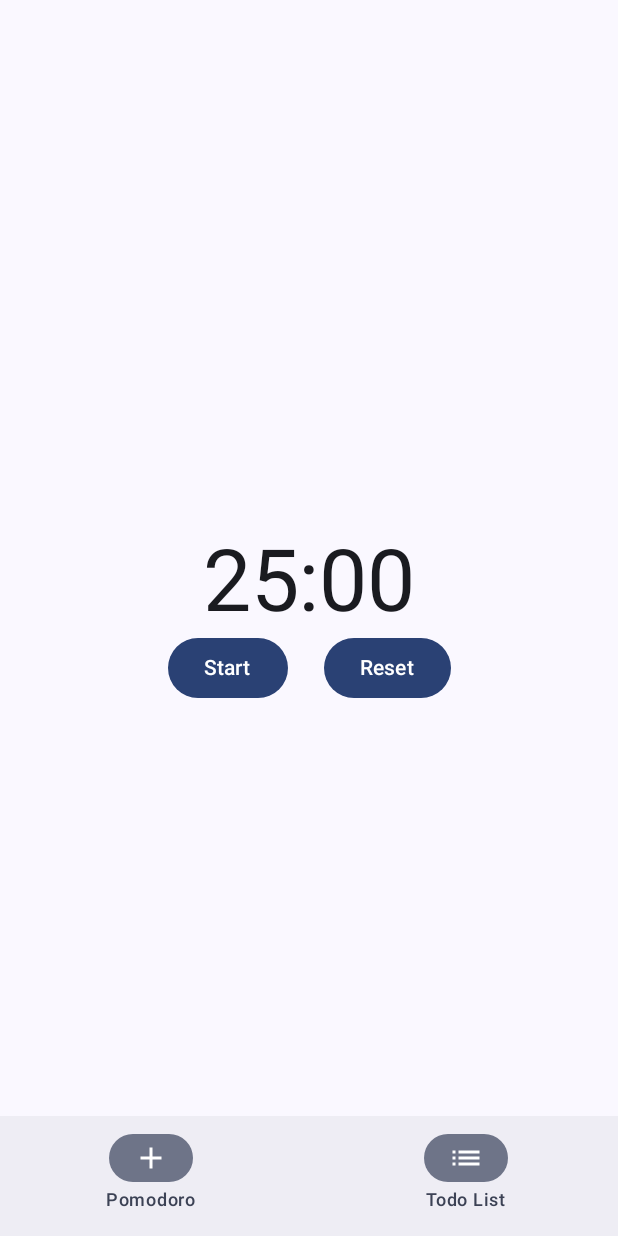
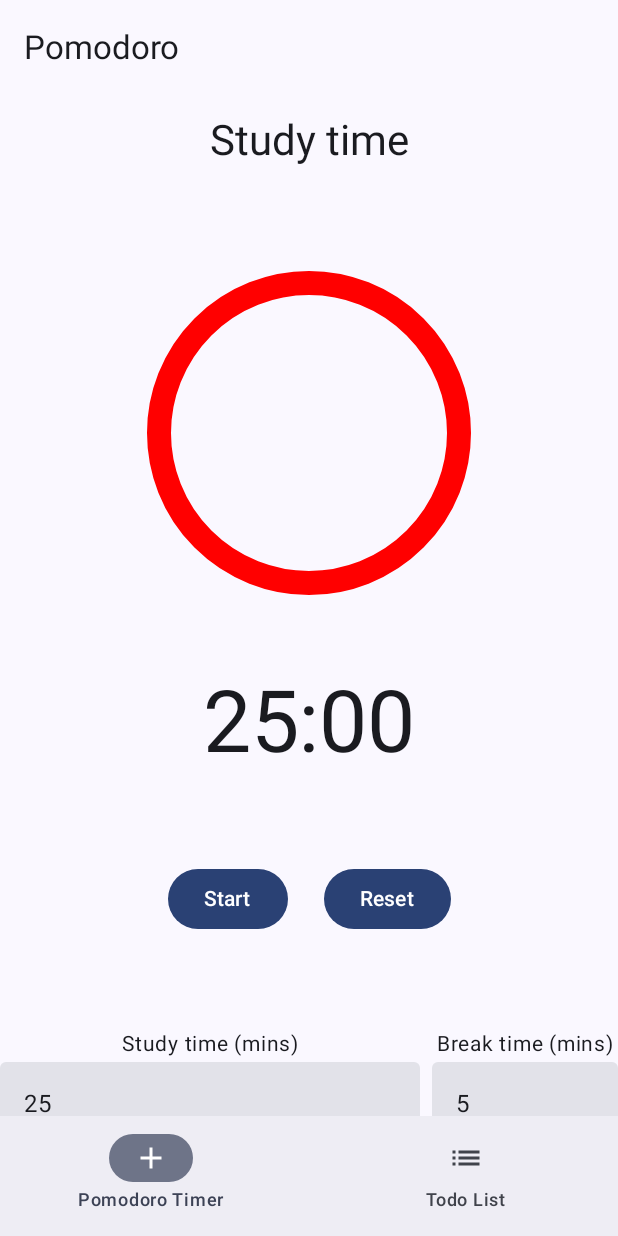
Before and after one commit to ellipticobj/studytimer, an Android app built with Jetpack Compose: the screen it shows after launch (MainActivity), on a phone screen of 412 x 824 dp. Run offline under Robolectric (Android 15) with nearby library versions, the phone set to English and light mode, and no system bars.

Commit message:
seperated them into different files + circle thingy that needs a ton of work and text fields that need styling

```diff
--- a/app/src/main/java/com/luna/studytimer/MainActivity.kt
+++ b/app/src/main/java/com/luna/studytimer/MainActivity.kt
@@ -5,32 +5,23 @@ import android.os.Bundle
 import androidx.activity.ComponentActivity
 import androidx.activity.compose.setContent
 import androidx.activity.enableEdgeToEdge
-import androidx.compose.foundation.layout.fillMaxSize
-import androidx.compose.foundation.layout.padding
+import androidx.compose.material.icons.Icons
+import androidx.compose.material.icons.filled.List
+import androidx.compose.material.icons.outlined.Add
+import androidx.compose.material3.ExperimentalMaterial3Api
+import androidx.compose.material3.Icon
+import androidx.compose.material3.NavigationBar
+import androidx.compose.material3.NavigationBarItem
 import androidx.compose.material3.Scaffold
 import androidx.compose.material3.Text
+import androidx.compose.material3.TopAppBar
 import androidx.compose.runtime.Composable
+import androidx.compose.runtime.getValue
 import androidx.compose.runtime.mutableStateOf
 import androidx.compose.runtime.remember
-import androidx.compose.ui.Modifier
+import androidx.compose.runtime.setValue
 import androidx.compose.ui.tooling.preview.Preview
 import com.luna.studytimer.ui.theme.StudytimerTheme
-import androidx.activity.compose.setContent
-import androidx.compose.foundation.layout.Arrangement
-import androidx.compose.foundation.layout.Column
-import androidx.compose.foundation.layout.Row
-import androidx.compose.foundation.layout.Spacer
-import androidx.compose.foundation.layout.width
-import androidx.compose.material.icons.Icons
-import androidx.compose.material.icons.filled.Add
-import androidx.compose.material.icons.filled.List
-import androidx.compose.material.icons.outlined.Add
-import androidx.compose.material3.*
-import androidx.compose.material3.MaterialTheme.typography
-import androidx.compose.runtime.*
-import androidx.compose.ui.Alignment
-import androidx.compose.ui.unit.dp
-import kotlinx.coroutines.delay
 
 class MainActivity : ComponentActivity() {
     override fun onCreate(savedInstanceState: Bundle?) {
@@ -48,11 +39,24 @@ enum class Tab {
     Pomodoro, TodoList
 }
 
+@OptIn(ExperimentalMaterial3Api::class)
 @SuppressLint("UnusedMaterial3ScaffoldPaddingParameter")
 @Composable
 fun AppContent() {
     var currentTab by remember { mutableStateOf(Tab.Pomodoro) }
     Scaffold(
+        topBar = {
+            TopAppBar(
+                title = {
+                    Text(
+                        text = when(currentTab) {
+                            Tab.Pomodoro -> "Pomodoro"
+                            Tab.TodoList -> "Todo List"
+                        }
+                    )
+                }
+            )
+        },
         bottomBar = {
             BottomNavigationBar(currentTab) { tab ->
                 currentTab = tab
@@ -67,82 +71,16 @@ fun AppContent() {
 }
 
 @Composable
-fun TodoListScreen() {
-    TODO("Not yet implemented")
-}
-
-@Composable
-fun PomodoroScreen() {
-    var studyTime by remember { mutableStateOf(25*60) }
-    var breakTime by remember { mutableStateOf(5*60) }
-    var timeLeft by remember { mutableStateOf(25 * 60) }
-    var isRunning by remember { mutableStateOf(false) }
-    var isStudySession by remember { mutableStateOf(true) }
-    var sessionCount by remember { mutableStateOf(0) }
-
-    LaunchedEffect(isRunning) {
-        while (isRunning) {
-            delay(1000L)
-            if (timeLeft > 0) {
-                timeLeft--
-            } else {
-                if (isStudySession) {
-                    isStudySession = false
-                    timeLeft = breakTime
-                } else {
-                    isStudySession = true
-                    timeLeft = studyTime
-                    sessionCount++
-                }
-                isRunning = false
-            }
-        }
-    }
-
-    Column(
-        modifier = Modifier.fillMaxSize(),
-        horizontalAlignment = Alignment.CenterHorizontally,
-        verticalArrangement = Arrangement.Center
-    ) {
-        Text(
-            "${timeLeft/60}:${(timeLeft % 60).toString().padStart(2, '0')}",
-            style = typography.displayLarge
-        )
-
-        Row (
-            horizontalArrangement = Arrangement.spacedBy(8.dp)
-        ) {
-            Button(onClick = { isRunning = !isRunning }) {
-                Text(if (isRunning) "Pause" else "Start")
-            }
-            Spacer(modifier = Modifier.width(8.dp))
-            Button(
-                onClick = {
-                    if (isStudySession) {
-                        timeLeft = studyTime
-                    } else {
-                        timeLeft = breakTime
-                    }
-                    isRunning = false
-                }
-            ) {
-                Text("Reset")
-            }
-        }
-    }
-}
-
-@Composable
 fun BottomNavigationBar(currentTab: Tab, onTabSelected: (Tab) -> Unit) {
     NavigationBar {
         NavigationBarItem(
             selected = currentTab == Tab.Pomodoro,
             onClick = { onTabSelected(Tab.Pomodoro) },
-            label = { Text("Pomodoro") },
+            label = { Text("Pomodoro Timer") },
             icon = { Icon(Icons.Outlined.Add, contentDescription = "Pomodoro Timer")}
         )
         NavigationBarItem(
-            selected = currentTab == Tab.Pomodoro,
+            selected = currentTab == Tab.TodoList,
             onClick = { onTabSelected(Tab.TodoList) },
             label = { Text("Todo List") },
             icon = { Icon(Icons.Default.List, contentDescription = "Todo List") }
--- /dev/null
+++ b/app/src/main/java/com/luna/studytimer/PomodoroScreen.kt
@@ -0,0 +1,167 @@
+package com.luna.studytimer
+
+import com.luna.studytimer.MainActivity
+import com.luna.studytimer.TodoListScreen
+import androidx.compose.foundation.Canvas
+import androidx.compose.foundation.layout.Arrangement
+import androidx.compose.foundation.layout.Box
+import androidx.compose.foundation.layout.Column
+import androidx.compose.foundation.layout.Row
+import androidx.compose.foundation.layout.Spacer
+import androidx.compose.foundation.layout.fillMaxSize
+import androidx.compose.foundation.layout.height
+import androidx.compose.foundation.layout.padding
+import androidx.compose.foundation.layout.size
+import androidx.compose.foundation.layout.width
+import androidx.compose.foundation.text.KeyboardOptions
+import androidx.compose.material.icons.Icons
+import androidx.compose.material.icons.filled.Settings
+import androidx.compose.material3.Button
+import androidx.compose.material3.FloatingActionButton
+import androidx.compose.material3.Icon
+import androidx.compose.material3.MaterialTheme.typography
+import androidx.compose.material3.Scaffold
+import androidx.compose.material3.Text
+import androidx.compose.material3.TextField
+import androidx.compose.runtime.Composable
+import androidx.compose.runtime.LaunchedEffect
+import androidx.compose.runtime.getValue
+import androidx.compose.runtime.mutableIntStateOf
+import androidx.compose.runtime.mutableStateOf
+import androidx.compose.runtime.remember
+import androidx.compose.runtime.setValue
+import androidx.compose.ui.Alignment
+import androidx.compose.ui.Modifier
+import androidx.compose.ui.graphics.Color
+import androidx.compose.ui.graphics.StrokeCap
+import androidx.compose.ui.graphics.drawscope.Stroke
+import androidx.compose.ui.text.input.KeyboardType
+import androidx.compose.ui.unit.dp
+import androidx.compose.ui.unit.sp
+import kotlinx.coroutines.delay
+
+@Composable
+fun PomodoroScreen() {
+    var studyTime by remember { mutableIntStateOf(25*60) }
+    var breakTime by remember { mutableIntStateOf(5*60) }
+    var timeLeft by remember { mutableIntStateOf(25 * 60) }
+    var isRunning by remember { mutableStateOf(false) }
+    var isStudySession by remember { mutableStateOf(true) }
+    var sessionCount by remember { mutableIntStateOf(0) }
+    var showSettings by remember { mutableStateOf(false) }
+
+    LaunchedEffect(isRunning) {
+        while (isRunning) {
+            delay(1000L)
+            if (timeLeft > 0) {
+                timeLeft--
+            } else {
+                if (isStudySession) {
+                    isStudySession = false
+                    timeLeft = breakTime
+                } else {
+                    isStudySession = true
+                    timeLeft = studyTime
+                    sessionCount++
+                }
+            }
+        }
+    }
+
+    Scaffold(
+        floatingActionButton = {
+            FloatingActionButton(onClick = { showSettings = true }) {
+                Icon(Icons.Default.Settings, contentDescription = "Settings")
+            }
+        }
+    ) { paddingValues ->
+        Column(
+            modifier = Modifier
+                .fillMaxSize()
+                .padding(paddingValues),
+            horizontalAlignment = Alignment.CenterHorizontally,
+            verticalArrangement = Arrangement.SpaceEvenly
+        ) {
+            Text(
+                text= if(isStudySession) "Study time" else "Break time",
+                style = typography.headlineMedium,
+                modifier = Modifier.padding(16.dp)
+            )
+
+            Canvas(modifier = Modifier.size(200.dp)) {
+                drawArc(
+                    color = if(isStudySession) Color.Red else Color.Green,
+                    startAngle = -90f,
+                    sweepAngle = 360f,
+                    useCenter = false,
+                    style = Stroke(width = 16.dp.toPx(), cap = StrokeCap.Round)
+                )
+            }
+
+            Text(
+                "${timeLeft/60}:${(timeLeft % 60).toString().padStart(2, '0')}",
+                style = typography.displayLarge
+            )
+
+            Row (
+                horizontalArrangement = Arrangement.spacedBy(8.dp)
+            ) {
+                Button(onClick = { isRunning = !isRunning }) {
+                    Text(if (isRunning) "Pause" else "Start")
+                }
+                Spacer(modifier = Modifier.width(8.dp))
+                Button(
+                    onClick = {
+                        if (isStudySession) {
+                            timeLeft = studyTime
+                        } else {
+                            timeLeft = breakTime
+                        }
+                        isRunning = false
+                    }
+                ) {
+                    Text("Reset")
+                }
+            }
+
+
+            Row(horizontalArrangement = Arrangement.spacedBy(8.dp)) {
+                Column(horizontalAlignment = Alignment.CenterHorizontally) {
+                    Text("Study time (mins)", fontSize = 14.sp)
+                    TextField(
+                        value = (studyTime / 60).toString(),
+                        onValueChange = {
+                            val newValue = it.toIntOrNull() ?: 25
+                            studyTime = newValue * 60
+                            if (isStudySession) timeLeft = studyTime - timeLeft
+                        },
+                        keyboardOptions = KeyboardOptions(keyboardType = KeyboardType.Number),
+                        singleLine = true
+                    )
+                }
+
+                Column(horizontalAlignment = Alignment.CenterHorizontally) {
+                    Text("Break time (mins)", fontSize = 14.sp)
+                    TextField(
+                        value = (breakTime / 60).toString(),
+                        onValueChange = {
+                            val newValue = it.toIntOrNull() ?: 5
+                            breakTime = newValue * 60
+                            if (isStudySession) timeLeft = breakTime - timeLeft
+                        },
+                        keyboardOptions = KeyboardOptions(keyboardType = KeyboardType.Number),
+                        singleLine = true
+                    )
+                }
+            }
+        }
+    }
+
+    Column(
+        modifier = Modifier.fillMaxSize(),
+        horizontalAlignment = Alignment.CenterHorizontally,
+        verticalArrangement = Arrangement.SpaceEvenly
+    ) {
+
+        }
+    }
--- /dev/null
+++ b/app/src/main/java/com/luna/studytimer/TodoListScreen.kt
@@ -0,0 +1,10 @@
+package com.luna.studytimer
+
+import androidx.compose.runtime.Composable
+import com.luna.studytimer.MainActivity
+import com.luna.studytimer.PomodoroScreen
+
+@Composable
+fun TodoListScreen() {
+    TODO("Not yet implemented")
+}
--- a/gradle/libs.versions.toml
+++ b/gradle/libs.versions.toml
@@ -27,5 +27,5 @@ androidx-material3 = { group = "androidx.compose.material3", name = "material3"
 
 [plugins]
 android-application = { id = "com.android.application", version.ref = "agp" }
-kotlin-android = { id = "org.jetbrains.kotlin.android", version.ref = "kotlin" }
+kotlin-android = { id = "org.jetbrains.kotlin.android", version = "2.1.0" }
 kotlin-compose = { id = "org.jetbrains.kotlin.plugin.compose", version.ref = "kotlin" }
```
